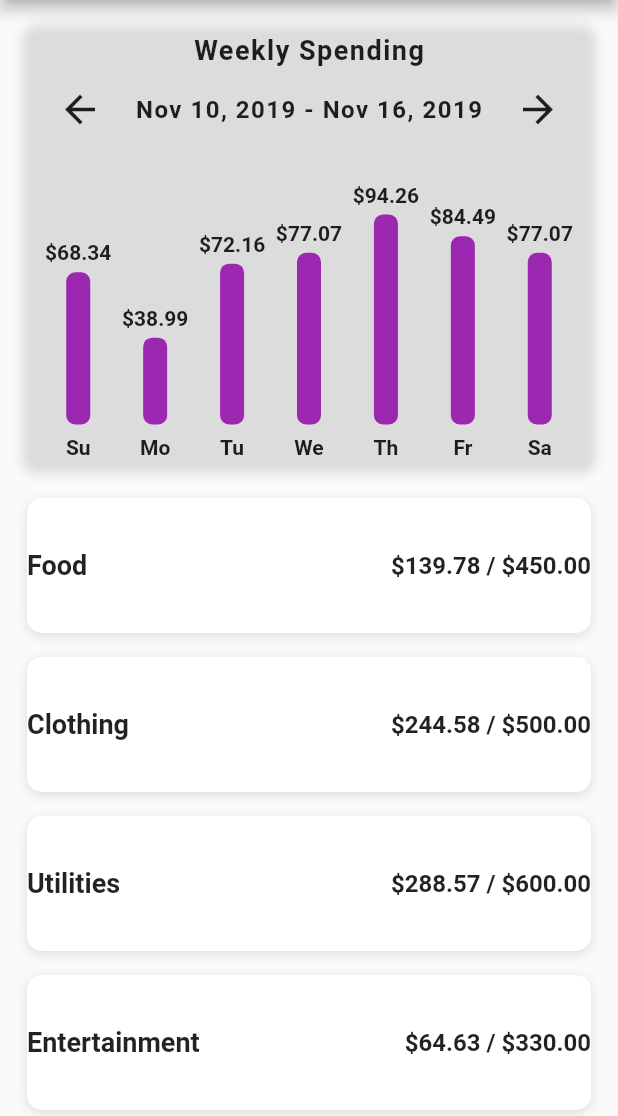
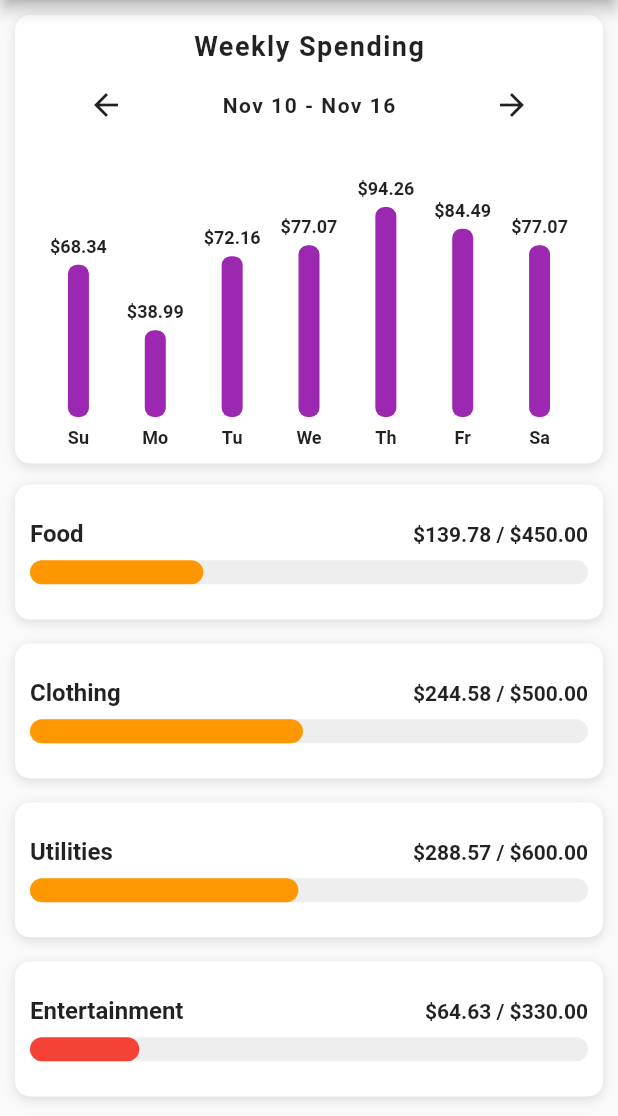
Before and after one commit to ardinbig/budget, a Flutter app: the screen it shows after launch, on a phone screen of 412 x 824 dp, the part 120-1236 px from its top. Run offline on Flutter 3.47's test engine with Material 2 defaults, Android fonts, the phone set to English and light mode, and no system bars.

Commit message:
Add Layout Builder for Remaining Bars widgets.

```diff
--- /dev/null
+++ b/lib/src/helpers/color_helper.dart
@@ -0,0 +1,10 @@
+import 'package:flutter/material.dart';
+
+Color getColor(BuildContext context, double percent) {
+  if (percent >= 0.50)
+    return Theme.of(context).primaryColor;
+  else if (percent >= 0.25)
+    return Colors.orange;
+  else
+    return Colors.red;
+}
--- a/lib/src/screens/home_screen.dart
+++ b/lib/src/screens/home_screen.dart
@@ -1,6 +1,7 @@
 import 'package:flutter/material.dart';
 
 import '/src/data/data.dart';
+import '/src/helpers/color_helper.dart';
 import '/src/models/category_model.dart';
 import '/src/widgets/bar_chart.dart';
 
@@ -16,7 +17,11 @@ class _HomeScreenState extends State<HomeScreen> {
     return Container(
       height: 90.0,
       width: double.infinity,
-      margin: const EdgeInsets.symmetric(horizontal: 18.0, vertical: 8.0),
+      padding: const EdgeInsets.all(10.0),
+      margin: const EdgeInsets.symmetric(
+        horizontal: 10.0,
+        vertical: 8.0,
+      ),
       decoration: BoxDecoration(
         color: Colors.white,
         borderRadius: BorderRadius.circular(10.0),
@@ -37,7 +42,7 @@ class _HomeScreenState extends State<HomeScreen> {
               Text(
                 category.name,
                 style: TextStyle(
-                  fontSize: 18.0,
+                  fontSize: 16.0,
                   fontWeight: FontWeight.w600,
                 ),
               ),
@@ -45,12 +50,40 @@ class _HomeScreenState extends State<HomeScreen> {
                 "\$${(category.maxAmount - totalAmountSpent).toStringAsFixed(2)}"
                 " / \$${category.maxAmount.toStringAsFixed(2)}",
                 style: TextStyle(
-                  fontSize: 16.0,
+                  fontSize: 14.0,
                   fontWeight: FontWeight.w600,
                 ),
               ),
             ],
           ),
+          const SizedBox(height: 8.0),
+          LayoutBuilder(builder: (context, constraints) {
+            final double maxBarWidth = constraints.maxWidth;
+            final double percent =
+                (category.maxAmount - totalAmountSpent) / category.maxAmount;
+            double barWidth = percent * maxBarWidth;
+            if (barWidth < 0) barWidth = 0;
+
+            return Stack(
+              children: [
+                Container(
+                  height: 16.0,
+                  decoration: BoxDecoration(
+                    color: Colors.grey[200],
+                    borderRadius: BorderRadius.circular(15.0),
+                  ),
+                ),
+                Container(
+                  height: 16.0,
+                  width: barWidth,
+                  decoration: BoxDecoration(
+                    color: getColor(context, percent),
+                    borderRadius: BorderRadius.circular(15.0),
+                  ),
+                ),
+              ],
+            );
+          }),
         ],
       ),
     );
@@ -59,8 +92,7 @@ class _HomeScreenState extends State<HomeScreen> {
   @override
   Widget build(BuildContext context) {
     return Scaffold(
-      body: SafeArea(
-        child: CustomScrollView(
+      body: CustomScrollView(
         physics: BouncingScrollPhysics(),
         slivers: [
           SliverAppBar(
@@ -90,8 +122,9 @@ class _HomeScreenState extends State<HomeScreen> {
               (_, i) {
                 if (i == 0) {
                   return Container(
-                      margin: const EdgeInsets.fromLTRB(15.0, 15.0, 15.0, 10.0),
+                    margin: const EdgeInsets.fromLTRB(10.0, 10.0, 10.0, 6.0),
                     decoration: BoxDecoration(
+                      color: Colors.white,
                       boxShadow: [
                         BoxShadow(
                           color: Colors.black12,
@@ -119,7 +152,6 @@ class _HomeScreenState extends State<HomeScreen> {
           ),
         ],
       ),
-      ),
     );
   }
 }
--- a/lib/src/widgets/bar_chart.dart
+++ b/lib/src/widgets/bar_chart.dart
@@ -14,7 +14,7 @@ class BarChart extends StatelessWidget {
     });
 
     return Padding(
-      padding: const EdgeInsets.all(8.0),
+      padding: const EdgeInsets.all(10.0),
       child: Column(
         children: [
           const Text(
@@ -30,20 +30,18 @@ class BarChart extends StatelessWidget {
             mainAxisAlignment: MainAxisAlignment.spaceAround,
             children: [
               IconButton(
-                iconSize: 30.0,
                 icon: const Icon(Icons.arrow_back),
                 onPressed: () {},
               ),
               const Text(
-                "Nov 10, 2019 - Nov 16, 2019",
+                "Nov 10 - Nov 16",
                 style: TextStyle(
-                  fontSize: 16.0,
+                  fontSize: 14.0,
                   fontWeight: FontWeight.w600,
                   letterSpacing: 1.0,
                 ),
               ),
               IconButton(
-                iconSize: 30.0,
                 icon: const Icon(Icons.arrow_forward),
                 onPressed: () {},
               ),
@@ -120,13 +118,14 @@ class Bar extends StatelessWidget {
         Text(
           "\$${amountSpent.toStringAsFixed(2)}",
           style: TextStyle(
+            fontSize: 12.0,
             fontWeight: FontWeight.w600,
           ),
         ),
         const SizedBox(height: 5.0),
         Container(
           height: barHeight,
-          width: 16.0,
+          width: 14.0,
           decoration: BoxDecoration(
             color: Theme.of(context).primaryColor,
             borderRadius: BorderRadius.circular(6.0),
@@ -136,7 +135,7 @@ class Bar extends StatelessWidget {
         Text(
           label,
           style: TextStyle(
-            fontSize: 14.0,
+            fontSize: 12.0,
             fontWeight: FontWeight.w600,
           ),
         ),
```
Lines whose indentation alone changed are shown as unchanged.
